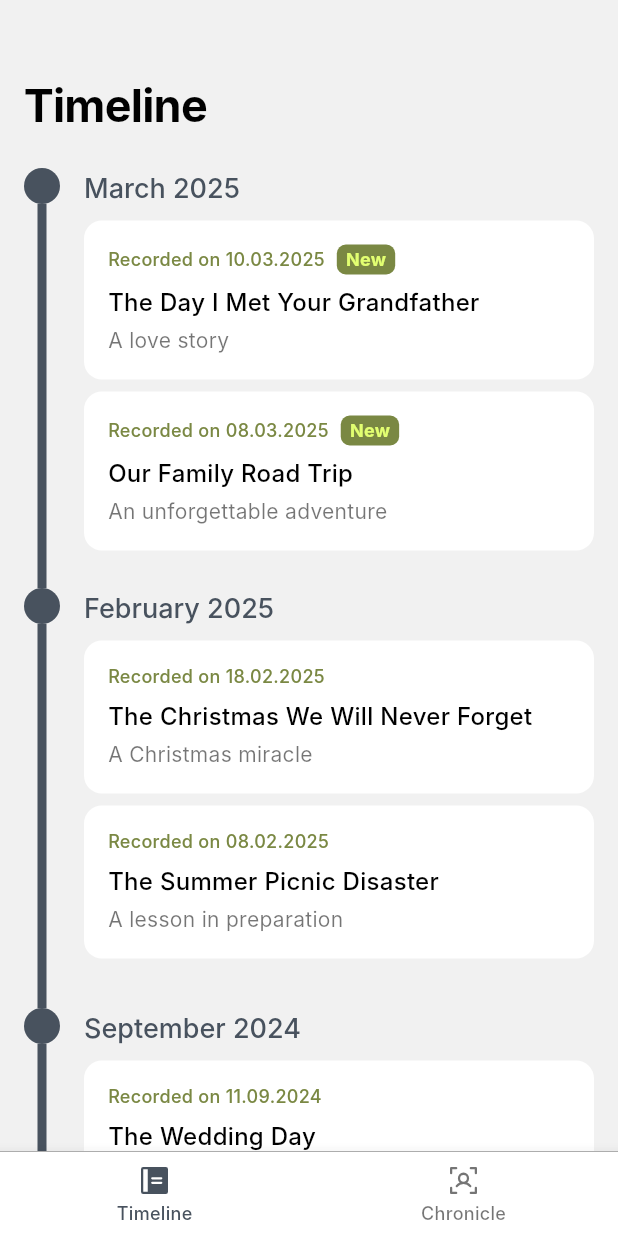
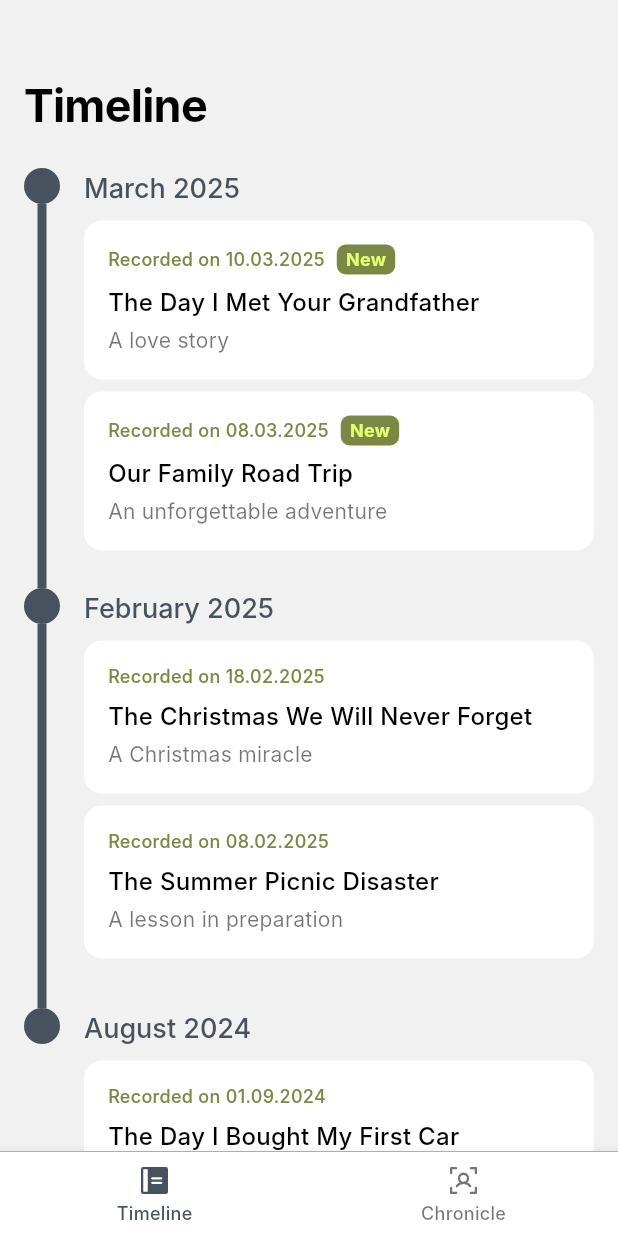
Before and after one commit to LukPle/story_cube_app, a Flutter app: the screen it shows after launch, on a phone screen of 412 x 824 dp. Run offline on Flutter 3.47's test engine with Material 3 defaults, Android fonts, the light colour scheme and no system bars; our stand-ins replace equatable, flutter_bloc, image_picker, just_audio, phosphor_flutter, shared_preferences; Roboto replaces fonts that are missing (Inter).

Commit message:
Updated model classes

```diff
--- /dev/null
+++ b/lib/models/event_model.dart
@@ -0,0 +1,16 @@
+class EventModel {
+  final DateTime date;
+  final String description;
+
+  EventModel({
+    required this.date,
+    required this.description,
+  });
+
+  factory EventModel.fromMap(Map<String, dynamic> data) {
+    return EventModel(
+      date: DateTime.parse(data['first_name']),
+      description: data['description'] as String,
+    );
+  }
+}
--- a/lib/models/example_data.dart
+++ b/lib/models/example_data.dart
@@ -1,3 +1,4 @@
+import 'package:story_cube_app/models/event_model.dart';
 import 'package:story_cube_app/models/person_model.dart';
 import 'package:story_cube_app/models/memory_model.dart';
 
@@ -7,13 +8,20 @@ final List<MemoryModel> memoryData = [
     createdAt: DateTime.now().subtract(const Duration(hours: 2)),
     title: "The Day I Met Your Grandfather",
     subtitle: "A love story",
-    summary: "Your grandmother tells this story about the day she met your grandfather at a local fair. She says he was the most handsome man in the crowd!",
-    text: "It was a warm summer afternoon when your grandmother first saw your grandfather. She was at the local fair with her friends, enjoying the rides and the smell of fresh popcorn in the air. As she turned the corner near the carousel, she noticed a young man laughing with his friends. Their eyes met, and for a brief moment, time seemed to stand still. She would later tell you that she just knew in that moment—he was the one. They spent the entire evening talking, sharing stories, and enjoying the fair together. And that was the beginning of a love story that would last a lifetime.",
+    summary:
+    "Your grandmother tells this story about the day she met your grandfather at a local fair. She says he was the most handsome man in the crowd!",
+    text:
+    "It was a warm summer afternoon when your grandmother first saw your grandfather. She was at the local fair with her friends, enjoying the rides and the smell of fresh popcorn in the air. As she turned the corner near the carousel, she noticed a young man laughing with his friends. Their eyes met, and for a brief moment, time seemed to stand still. She would later tell you that she just knew in that moment—he was the one. They spent the entire evening talking, sharing stories, and enjoying the fair together. And that was the beginning of a love story that would last a lifetime.",
     locations: ['Local Fair', 'Town Square'],
     tags: ['love', 'first meeting', 'family'],
     persons: [
       PersonModel(firstName: "Jane", lastName: "Smith", relationship: "Grandmother"),
       PersonModel(firstName: "John", lastName: "Doe", relationship: "Grandfather"),
+    ],
+    tone: 'Friendly',
+    quotes: ["I love this guy", "He was so handsome"],
+    events: [
+      EventModel(date: DateTime.now(), description: "Local Fair"),
     ],
   ),
   MemoryModel(
@@ -22,13 +30,19 @@ final List<MemoryModel> memoryData = [
     title: "Our Family Road Trip",
     subtitle: "An unforgettable adventure",
     summary: "The trip we took down south was filled with laughter, flat tires, and a million memories.",
-    text: "It was a road trip like no other. We packed up the car early in the morning, everyone excited for the adventure ahead. The first few hours were filled with music and laughter, but as we got deeper into our journey, things started to get interesting. A flat tire in the middle of nowhere, a sudden rainstorm that forced us to take shelter in a tiny roadside diner, and a spontaneous detour that led us to the most breathtaking sunset we'd ever seen. Despite the unexpected turns, it was these moments that made the trip unforgettable.",
+    text:
+    "It was a road trip like no other. We packed up the car early in the morning, everyone excited for the adventure ahead. The first few hours were filled with music and laughter, but as we got deeper into our journey, things started to get interesting. A flat tire in the middle of nowhere, a sudden rainstorm that forced us to take shelter in a tiny roadside diner, and a spontaneous detour that led us to the most breathtaking sunset we'd ever seen. Despite the unexpected turns, it was these moments that made the trip unforgettable.",
     locations: ['Southern Route', 'Grand Canyon', 'Desert Campground'],
     tags: ['family', 'adventure', 'road trip'],
     persons: [
       PersonModel(firstName: "Mary", lastName: "Doe", relationship: "Mother"),
       PersonModel(firstName: "James", lastName: "Doe", relationship: "Father"),
       PersonModel(firstName: "Jack", lastName: "Doe", relationship: "Son"),
+    ],
+    tone: 'Exciting',
+    quotes: ["This is going to be amazing!", "We’ll laugh about this later."],
+    events: [
+      EventModel(date: DateTime.now().subtract(const Duration(days: 3)), description: "Flat tire on the road"),
     ],
   ),
   MemoryModel(
@@ -37,13 +51,19 @@ final List<MemoryModel> memoryData = [
     title: "The Christmas We Will Never Forget",
     subtitle: "A Christmas miracle",
     summary: "That year, we had snow in the middle of a warm winter! Your Uncle Charlie had to shovel the walkway.",
-    text: "It was a Christmas miracle. The weather forecast had predicted another dry, mild winter, but when we woke up that morning, the entire neighborhood was covered in a thick layer of snow. Uncle Charlie, bundled up in three layers, grabbed the shovel and started clearing a path while we all watched from the window, sipping hot cocoa. That evening, we built a snowman, had a snowball fight, and shared one of the most magical Christmas nights ever. It was a holiday we would talk about for years to come.",
+    text:
+    "It was a Christmas miracle. The weather forecast had predicted another dry, mild winter, but when we woke up that morning, the entire neighborhood was covered in a thick layer of snow. Uncle Charlie, bundled up in three layers, grabbed the shovel and started clearing a path while we all watched from the window, sipping hot cocoa. That evening, we built a snowman, had a snowball fight, and shared one of the most magical Christmas nights ever. It was a holiday we would talk about for years to come.",
     locations: ['Home', 'Living Room'],
     tags: ['Christmas', 'family', 'snow'],
     persons: [
       PersonModel(firstName: "Emma", lastName: "Taylor", relationship: "Aunt"),
       PersonModel(firstName: "Charlie", lastName: "Taylor", relationship: "Uncle"),
       PersonModel(firstName: "Sarah", lastName: "Taylor", relationship: "Mother"),
+    ],
+    tone: 'Nostalgic',
+    quotes: ["I’ve never seen anything like this!", "Charlie, get the shovel!"],
+    events: [
+      EventModel(date: DateTime.now().subtract(const Duration(days: 28)), description: "Unexpected snowfall"),
     ],
   ),
   MemoryModel(
@@ -52,26 +72,18 @@ final List<MemoryModel> memoryData = [
     title: "The Summer Picnic Disaster",
     subtitle: "A lesson in preparation",
     summary: "We decided to go on a picnic, but no one thought to pack the sunscreen!",
-    text: "It started as a perfect day for a picnic. The sun was shining, the food was packed, and everyone was in high spirits. But as the afternoon wore on, we realized something—we had forgotten sunscreen. By the time we finished eating, half of us were already sunburnt. Then, to make matters worse, a gust of wind knocked over our picnic blanket, sending sandwiches flying. Despite the minor disasters, we laughed the entire way home. It was a day full of mishaps, but also one of our most memorable summer outings.",
+    text:
+    "It started as a perfect day for a picnic. The sun was shining, the food was packed, and everyone was in high spirits. But as the afternoon wore on, we realized something—we had forgotten sunscreen. By the time we finished eating, half of us were already sunburnt. Then, to make matters worse, a gust of wind knocked over our picnic blanket, sending sandwiches flying. Despite the minor disasters, we laughed the entire way home. It was a day full of mishaps, but also one of our most memorable summer outings.",
     locations: ['Riverbank', 'Park'],
     tags: ['picnic', 'family', 'adventure'],
     persons: [
       PersonModel(firstName: "Tom", lastName: "Davis", relationship: "Father"),
       PersonModel(firstName: "Lily", lastName: "Davis", relationship: "Daughter"),
     ],
-  ),
-  MemoryModel(
-    dateTime: DateTime.now().subtract(const Duration(days: 189)),
-    createdAt: DateTime.now().subtract(const Duration(days: 180)),
-    title: "The Wedding Day",
-    subtitle: "A special day",
-    summary: "Grandma always says she’s never seen anything more beautiful than the day she married Grandpa.",
-    text: "The day Grandma married Grandpa was the most beautiful day of her life. The church was filled with friends and family, and when she walked down the aisle, she felt like the luckiest woman in the world. Grandpa stood at the altar, tears in his eyes, knowing he was about to spend the rest of his life with the love of his life. The reception was filled with laughter, dancing, and stories that would be told for generations. It was a day of love, joy, and the beginning of a lifelong journey together.",
-    locations: ['Church', 'Reception Hall'],
-    tags: ['wedding', 'love', 'family'],
-    persons: [
-      PersonModel(firstName: "Eliza", lastName: "Johnson", relationship: "Grandmother"),
-      PersonModel(firstName: "George", lastName: "Johnson", relationship: "Grandfather"),
+    tone: 'Humorous',
+    quotes: ["Did anyone bring sunscreen?", "Oops..."],
+    events: [
+      EventModel(date: DateTime.now().subtract(const Duration(days: 35)), description: "Sunburn at the picnic"),
     ],
   ),
   MemoryModel(
@@ -80,25 +92,17 @@ final List<MemoryModel> memoryData = [
     title: "The Day I Bought My First Car",
     subtitle: "The freedom of the open road",
     summary: "I saved up for months to buy my first car. It wasn’t much, but it was mine!",
-    text: "It wasn’t much, but it was mine. After months of saving every penny, I finally had enough to buy my first car. It was an old, slightly rusty sedan, but to me, it was freedom. I remember driving it home, windows down, music blasting, feeling on top of the world. That car took me on road trips, late-night drives, and countless adventures. It was more than just a car—it was the beginning of independence.",
+    text:
+    "It wasn’t much, but it was mine. After months of saving every penny, I finally had enough to buy my first car. It was an old, slightly rusty sedan, but to me, it was freedom. I remember driving it home, windows down, music blasting, feeling on top of the world. That car took me on road trips, late-night drives, and countless adventures. It was more than just a car—it was the beginning of independence.",
     locations: ['Car Dealership', 'Town'],
     tags: ['independence', 'first car', 'adventure'],
     persons: [
       PersonModel(firstName: "Alice", lastName: "Brown", relationship: "Mother"),
     ],
-  ),
-  MemoryModel(
-    dateTime: DateTime.now().subtract(const Duration(days: 267)),
-    createdAt: DateTime.now().subtract(const Duration(days: 260)),
-    title: "Our Family's First House",
-    subtitle: "Building memories together",
-    summary: "The first house we bought as a family was so small, but we turned it into a home.",
-    text: "When we bought our first house as a family, it was small, but it was ours. We spent weekends painting the walls, decorating every corner, and making it feel like home. The living room became the heart of our family—game nights, movie marathons, and long conversations happened there. It may not have been the biggest or the fanciest house, but it was filled with love, and that made it perfect.",
-    locations: ['New Home'],
-    tags: ['family', 'home', 'first house'],
-    persons: [
-      PersonModel(firstName: "Susan", lastName: "Martinez", relationship: "Mother"),
-      PersonModel(firstName: "William", lastName: "Martinez", relationship: "Father"),
+    tone: 'Excited',
+    quotes: ["It’s mine!", "I’m finally free to go anywhere."],
+    events: [
+      EventModel(date: DateTime.now().subtract(const Duration(days: 193)), description: "Bought first car"),
     ],
   ),
 ];
--- a/lib/models/memory_model.dart
+++ b/lib/models/memory_model.dart
@@ -1,4 +1,5 @@
-import 'package:story_cube_app/models/person_model.dart';
+import 'person_model.dart';
+import 'event_model.dart';
 
 class MemoryModel {
   final DateTime dateTime;
@@ -6,9 +7,12 @@ class MemoryModel {
   final String subtitle;
   final String summary;
   final String text;
+  final List<String> tags;
   final List<String> locations;
-  final List<String> tags;
   final List<PersonModel> persons;
+  final String tone;
+  final List<String> quotes;
+  final List<EventModel> events;
   final DateTime createdAt;
 
   MemoryModel({
@@ -17,9 +21,12 @@ class MemoryModel {
     required this.subtitle,
     required this.summary,
     required this.text,
+    required this.tags,
     required this.locations,
-    required this.tags,
     required this.persons,
+    required this.tone,
+    required this.quotes,
+    required this.events,
     required this.createdAt,
   });
 
@@ -30,10 +37,15 @@ class MemoryModel {
       subtitle: data['subtitle'] as String,
       summary: data['summary'] as String,
       text: data['text'] as String,
+      tags: List<String>.from(data['tags'] ?? []),
       locations: List<String>.from(data['locations'] ?? []),
-      tags: List<String>.from(data['tags'] ?? []),
       persons: (data['persons'] as List<dynamic>?)?.map((personData) {
         return PersonModel.fromMap(personData);
+      }).toList() ?? [],
+      tone: data['tone'] as String,
+      quotes: List<String>.from(data['quotes'] ?? []),
+      events: (data['events'] as List<dynamic>?)?.map((eventData) {
+        return EventModel.fromMap(eventData);
       }).toList() ?? [],
       createdAt: DateTime.parse(data['created_at']),
     );
--- a/lib/ui/pages/chronicle_page.dart
+++ b/lib/ui/pages/chronicle_page.dart
@@ -16,9 +16,9 @@ class ChroniclePage extends StatelessWidget {
   @override
   Widget build(BuildContext context) {
     List<PersonModel> persons = [
+      PersonModel(firstName: 'Amiin', lastName: 'Najjar', relationship: 'Jugendliebe'),
+      PersonModel(firstName: 'Franz', lastName: '', relationship: 'Ehemann'),
       PersonModel(firstName: 'Klaus', lastName: 'Eberhardt', relationship: 'Big Boss'),
-      PersonModel(firstName: 'Amiin', lastName: 'Najjar', relationship: 'Jugendliebe'),
-      PersonModel(firstName: 'Peppa', lastName: 'Wutz', relationship: 'Schwester'),
     ];
 
     return BlocBuilder<StoryCubeCubit, StoryCubeState>(
```
